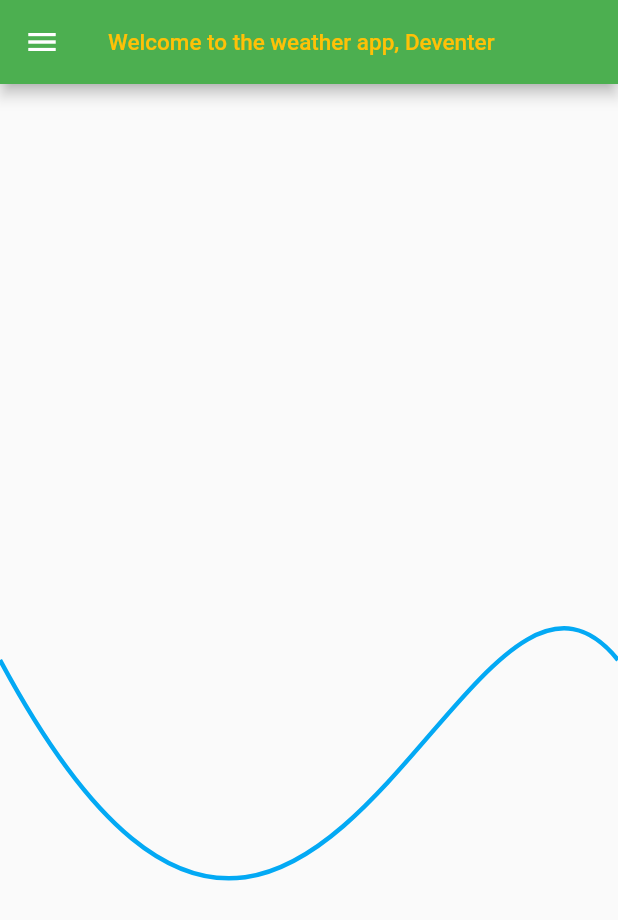
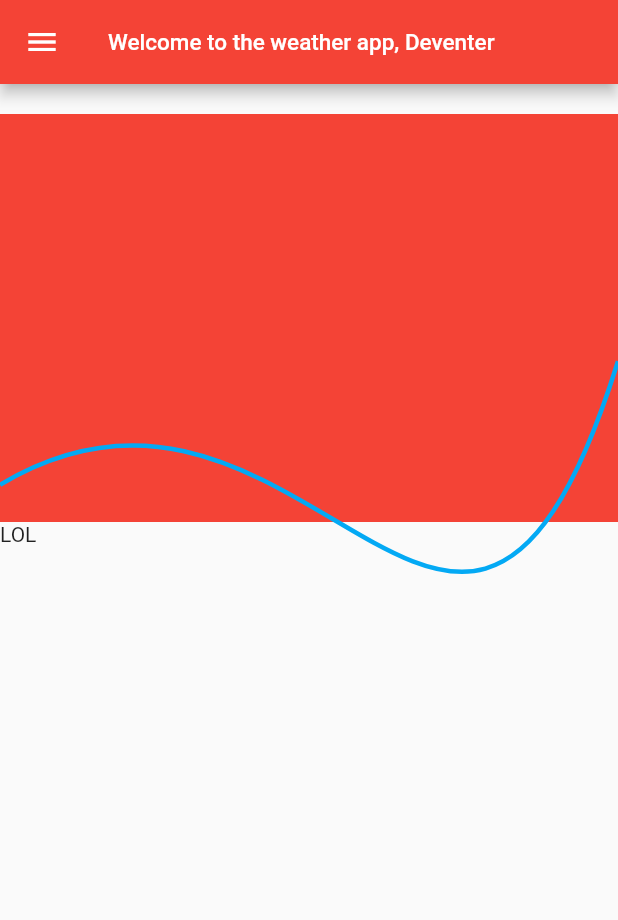
Before and after one commit to neondyis/local_weather, a Flutter app: the screen it shows after launch, on a phone screen of 412 x 824 dp. Shown: the top 920 px of the screen. Run offline on Flutter 3.47's test engine with Material 2 defaults, Android fonts, the phone set to English and light mode, and no system bars; our stand-ins replace weather.

Commit message:
fixed layout and going to add button

```diff
--- a/lib/home/curve_sectioner.dart
+++ b/lib/home/curve_sectioner.dart
@@ -10,10 +10,10 @@ class CurvePainter extends CustomPainter {
     paint.style = PaintingStyle.stroke;
     paint.strokeWidth = 3;
 
-    var startPoint = Offset(0, size.height / 2);
-    var controlPoint1 = Offset(size.width / 2, size.height / 1);
-    var controlPoint2 = Offset(3 * size.width / 4, size.height / 3);
-    var endPoint = Offset(size.width, size.height / 2);
+    var startPoint = Offset(0, size.height);
+    var controlPoint1 = Offset(size.width / 2, size.height / 2);
+    var controlPoint2 = Offset(3 * size.width / 4, size.height / 0.5);
+    var endPoint = Offset(size.width, size.height / 1.5);
 
     var path = Path();
 
--- a/lib/home/home_page.dart
+++ b/lib/home/home_page.dart
@@ -44,7 +44,8 @@ class _WeatherHomePageState extends State<WeatherHomePage> {
   Widget build(BuildContext context) {
     return Container(
       child: Scaffold(
-        drawer: Drawer(
+        drawer: SafeArea(
+          child: Drawer(
             child: ListView(
               padding: EdgeInsets.zero,
               children: new List.generate(
@@ -61,17 +62,67 @@ class _WeatherHomePageState extends State<WeatherHomePage> {
                       )),
             ),
           ),
+        ),
         appBar: AppBar(
           title: Text(
             'Welcome to the weather app, ${_cityNames.elementAt(_selectedIndex)}',
-            style: TextStyle(fontSize: 15, color: Colors.amber),
+            style: TextStyle(fontSize: 15),
           ),
         ),
-        body: CustomPaint(
-          painter: CurvePainter(),
-          child: Container(),
+        body: Padding(
+            padding: const EdgeInsets.only(top: 20.0),
+            child: Row(
+              crossAxisAlignment: CrossAxisAlignment.stretch,
+              children: [
+                Expanded(
+                  flex: 10,
+                  child: Column(
+                    children: [
+                      Expanded(
+                        flex: 4,
+                        child: Container(
+                          width: MediaQuery.of(context).size.width,
+                          height: MediaQuery.of(context).size.width * 0.5,
+                          color: Colors.red[500],
+                          child: Row(
+                            children: <Widget>[CurvedWidget()],
                           ),
+                        ),
+                      ),
+                      Expanded(
+                        flex: 7,
+                        child: Container(
+                            width: MediaQuery.of(context).size.width,
+                            child: Text('LOL')),
+                      ),
+                    ],
+                  ),
+                ),
+              ],
+            )),
       ),
     );
   }
 }
+
+class CurvedWidget extends StatelessWidget {
+  const CurvedWidget({
+    Key? key,
+  }) : super(key: key);
+
+  @override
+  Widget build(BuildContext context) {
+    return Column(
+      children: <Widget>[
+        Container(
+          width: MediaQuery.of(context).size.width,
+          child: CustomPaint(
+            painter: CurvePainter(),
+            size: Size(MediaQuery.of(context).size.width.toDouble(),
+                (MediaQuery.of(context).size.height * 0.3).toDouble()),
+          ),
+        ),
+      ],
+    );
+  }
+}
--- a/lib/main.dart
+++ b/lib/main.dart
@@ -12,7 +12,7 @@ class MyApp extends StatelessWidget {
   Widget build(BuildContext context) {
     return MaterialApp(
       title: 'Flutter Demo',
-      theme: ThemeData(primarySwatch: Colors.green, accentColor: Colors.yellow),
+      theme: ThemeData(primarySwatch: Colors.red, accentColor: Colors.white),
       home: WeatherHomePage(name: 'Kappa'),
     );
   }
```
Lines whose indentation alone changed are shown as unchanged.
